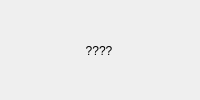
The window that MMCS_exam/promocodewidget.ui (f1xgun/221_3210_Mikhailov) describes before a commit, drawn with Qt 5.
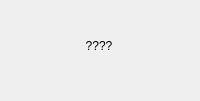
The same window after the commit.

Commit message: feat: add password hash check

What changed in the file:
```diff
--- a/MMCS_exam/promocodewidget.ui
+++ b/MMCS_exam/promocodewidget.ui
@@ -7,7 +7,7 @@
     <x>0</x>
     <y>0</y>
     <width>200</width>
-    <height>100</height>
+    <height>101</height>
    </rect>
   </property>
   <property name="sizePolicy">
@@ -25,7 +25,7 @@
      <x>0</x>
      <y>0</y>
      <width>198</width>
-     <height>101</height>
+     <height>91</height>
     </rect>
    </property>
    <property name="text">
```
The commit also changes 2 other files.
